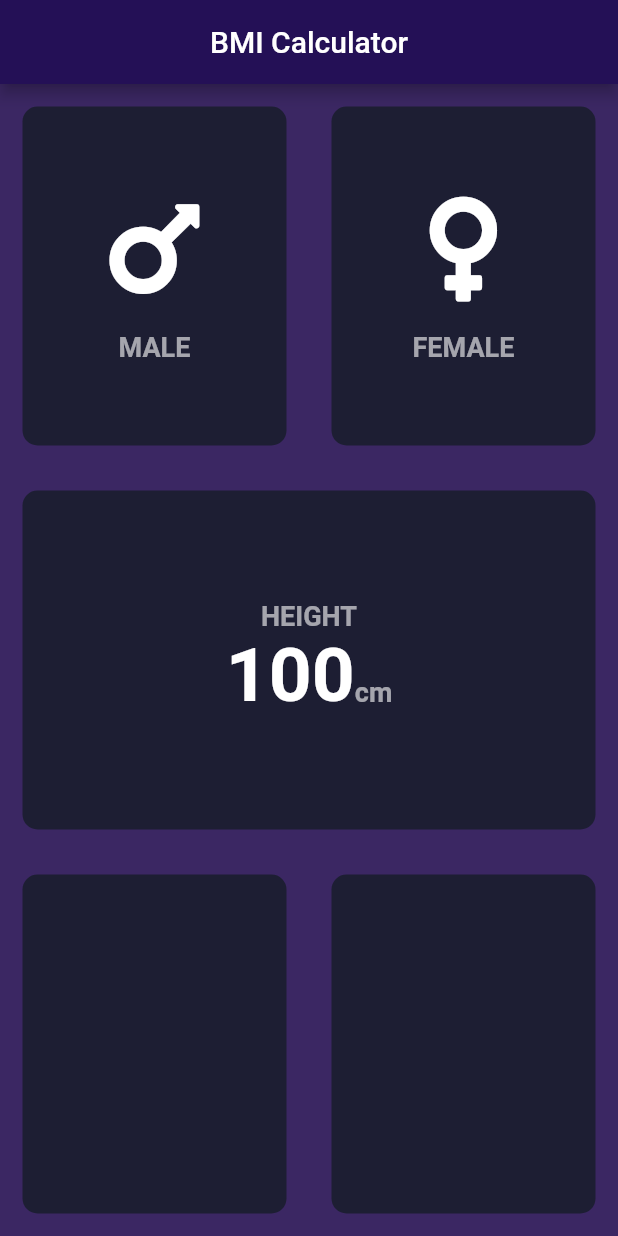
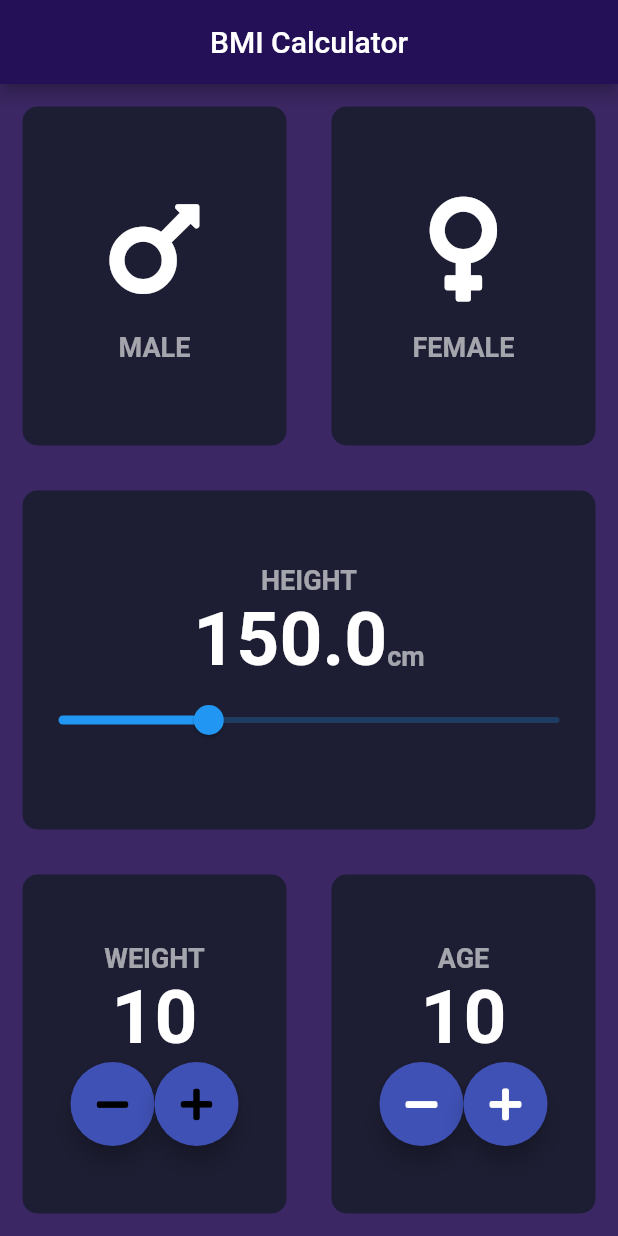
Before and after one commit to prokawsar/flutter-bmi, a Flutter app: the screen it shows after launch, on a phone screen of 412 x 824 dp. Run offline on Flutter 3.47's test engine with Material 2 defaults, Android fonts, the phone set to English and light mode, and no system bars; our stand-ins replace font_awesome_flutter.

Commit message:
creating button comp

```diff
--- a/lib/input.dart
+++ b/lib/input.dart
@@ -19,6 +19,9 @@ class Input extends StatefulWidget {
 class _InputState extends State<Input> {
   Color activeCard = const Color(0xFF916BBF);
   Gender? activeGender;
+  double height = 150;
+  int weight = 10;
+  int age = 10;
 
   @override
   Widget build(BuildContext context) {
@@ -86,16 +89,26 @@ class _InputState extends State<Input> {
                           mainAxisAlignment: MainAxisAlignment.center,
                           crossAxisAlignment: CrossAxisAlignment.baseline,
                           textBaseline: TextBaseline.alphabetic,
-                          children: const [
+                          children: [
                             Text(
-                              '100',
+                              height.toString(),
                               style: labelLargeTextStyle,
                             ),
-                            Text(
+                            const Text(
                               'cm',
                               style: labelTextStyle,
                             ),
                           ],
+                        ),
+                        Slider(
+                          value: height,
+                          min: 120.0,
+                          max: 220.0,
+                          onChanged: (double newValue) {
+                            setState(() {
+                              height = newValue.round() as double;
+                            });
+                          },
                         ),
                       ],
                     ),
@@ -106,12 +119,64 @@ class _InputState extends State<Input> {
           ),
           Expanded(
             child: Row(
-              children: const [
+              children: [
                 Expanded(
-                  child: ReusableCard(bgcolor: bgContainer),
+                  child: ReusableCard(
+                    bgcolor: bgContainer,
+                    cardChild: Column(
+                      mainAxisAlignment: MainAxisAlignment.center,
+                      children: [
+                        const Text(
+                          'WEIGHT',
+                          style: labelTextStyle,
+                        ),
+                        Text(
+                          weight.toString(),
+                          style: labelLargeTextStyle,
+                        ),
+                        Row(
+                          mainAxisAlignment: MainAxisAlignment.center,
+                          children: [
+                            FloatingActionButton(
+                              backgroundColor: Colors.indigo,
+                              child: const Icon(FontAwesomeIcons.minus),
+                              onPressed: () {},
+                            ),
+                            FloatingActionButton(
+                              backgroundColor: Colors.indigo,
+                              child: const Icon(FontAwesomeIcons.plus),
+                              onPressed: () {},
+                            )
+                          ],
+                        )
+                      ],
+                    ),
+                  ),
                 ),
                 Expanded(
-                  child: ReusableCard(bgcolor: bgContainer),
+                  child: ReusableCard(
+                    bgcolor: bgContainer,
+                    cardChild: Column(
+                      mainAxisAlignment: MainAxisAlignment.center,
+                      children: [
+                        const Text(
+                          'AGE',
+                          style: labelTextStyle,
+                        ),
+                        Text(
+                          age.toString(),
+                          style: labelLargeTextStyle,
+                        ),
+                        Row(
+                          mainAxisAlignment: MainAxisAlignment.center,
+                          children: const [
+                            RoundIconButton(icon: FontAwesomeIcons.minus),
+                            RoundIconButton(icon: FontAwesomeIcons.plus)
+                          ],
+                        )
+                      ],
+                    ),
+                  ),
                 ),
               ],
             ),
@@ -121,3 +186,27 @@ class _InputState extends State<Input> {
     );
   }
 }
+
+class RoundIconButton extends StatelessWidget {
+  final IconData icon;
+
+  const RoundIconButton({required this.icon});
+
+  @override
+  Widget build(BuildContext context) {
+    return RawMaterialButton(
+      shape: const CircleBorder(),
+      onPressed: () {},
+      child: Icon(
+        icon,
+        color: Colors.white,
+      ),
+      fillColor: Colors.indigo,
+      elevation: 6.0,
+      constraints: const BoxConstraints.tightFor(
+        width: 56.0,
+        height: 56.0,
+      ),
+    );
+  }
+}
```
